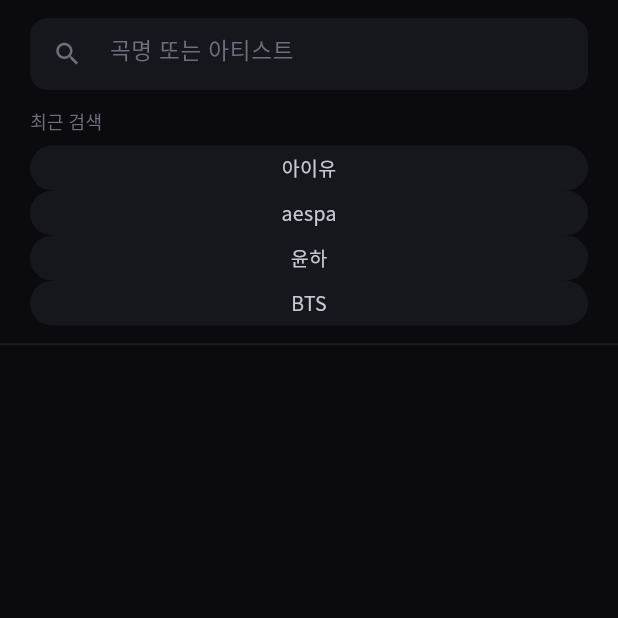
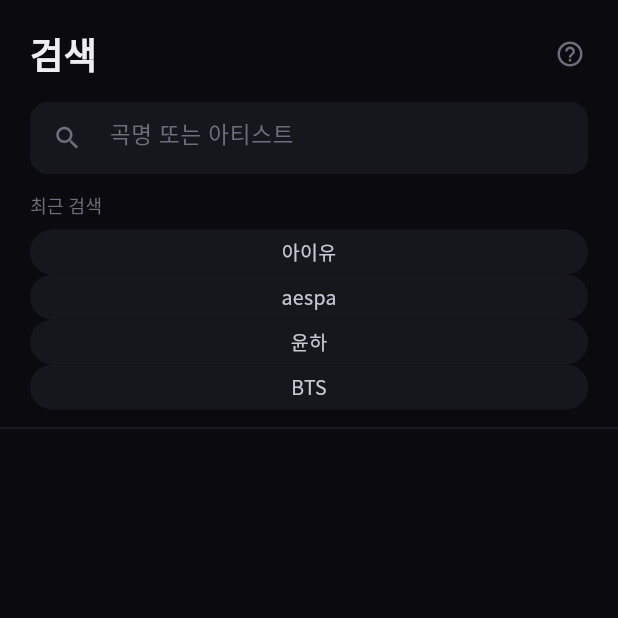
Before and after one commit to wjdgus3608/singbook, a Flutter app: the SearchScreen screen opened directly, on a phone screen of 412 x 824 dp, the top half of it. Run offline on Flutter 3.47's test engine with Material 3 defaults, Android fonts, the phone set to English and light mode, and no system bars; our stand-ins replace cached_network_image, dio, google_fonts, share_plus, sqflite; missing offline and left inert: pitch_detector_dart, record; accounts and stored records are empty.

Commit message:
feat: 각 탭 우상단 도움말 버튼 추가
- lib/widgets/help_sheet.dart: 공통 바텀시트 헬프 위젯
- 내 노래책/검색/인식/음역대 탭에 ? 버튼 추가
- 각 탭별 사용법 안내 (아이콘 + 제목 + 설명)

Co-Authored-By: Claude Sonnet 4.6 <noreply@anthropic.com>

```diff
--- a/lib/screens/search_screen.dart
+++ b/lib/screens/search_screen.dart
@@ -3,6 +3,7 @@ import '../db/database.dart';
 import '../models/song.dart';
 import '../services/music_search_service.dart';
 import '../theme/app_theme.dart';
+import '../widgets/help_sheet.dart';
 import 'detail_screen.dart';
 import 'package:cached_network_image/cached_network_image.dart';
 
@@ -76,9 +77,38 @@ class _SearchScreenState extends State<SearchScreen> {
         child: Column(
           crossAxisAlignment: CrossAxisAlignment.start,
           children: [
+            // Header
+            Padding(
+              padding: const EdgeInsets.fromLTRB(20, 12, 8, 0),
+              child: Row(
+                children: [
+                  const Expanded(
+                    child: Text('검색',
+                        style: TextStyle(
+                            fontSize: 24,
+                            fontWeight: FontWeight.w800,
+                            color: AppColors.textPrimary)),
+                  ),
+                  IconButton(
+                    icon: const Icon(Icons.help_outline,
+                        color: AppColors.textMuted, size: 20),
+                    onPressed: () => showHelpSheet(context,
+                        title: '검색 사용법',
+                        items: [
+                          const HelpItem(Icons.search_outlined, '곡 검색',
+                              '곡명 또는 아티스트 이름을 입력하면 iTunes에서 검색합니다.'),
+                          const HelpItem(Icons.add_circle_outline, '내 목록에 추가',
+                              '검색 결과를 탭하면 상세 화면으로 이동해 키, 태그 등을 설정하고 저장할 수 있어요.'),
+                          const HelpItem(Icons.history, '최근 검색',
+                              '이전에 검색한 키워드가 저장되어 빠르게 재검색할 수 있어요.'),
+                        ]),
+                  ),
+                ],
+              ),
+            ),
             // Search bar
             Padding(
-              padding: const EdgeInsets.fromLTRB(20, 12, 20, 12),
+              padding: const EdgeInsets.fromLTRB(20, 8, 20, 12),
               child: Container(
                 height: 48,
                 decoration: BoxDecoration(
```
Also changed, not shown: lib/screens/list_screen.dart (+17 -0 lines), lib/screens/range_screen.dart (+30 -7 lines), lib/screens/recognize_screen.dart (+27 -9 lines), lib/widgets/help_sheet.dart (added, +80 -0 lines).
